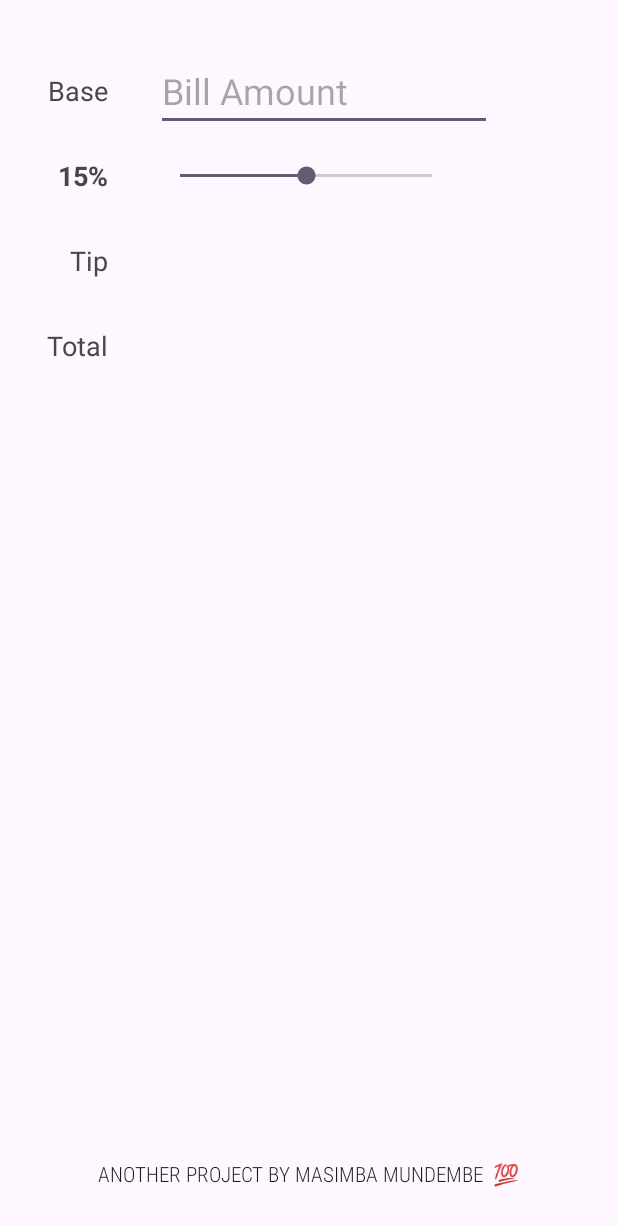
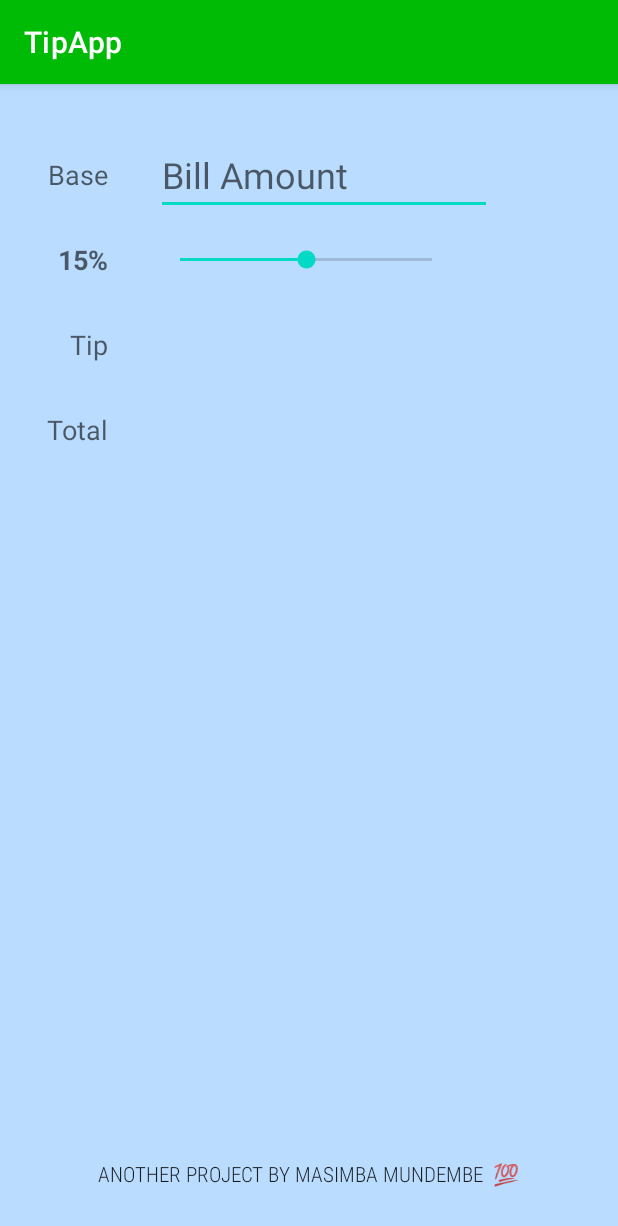
Before and after one commit to mundembe/Android-Tip-Calculator, an Android app: the screen it shows after launch (MainActivity), on a phone screen of 412 x 824 dp. Shown: the top 1226 px of the screen. Run offline under Robolectric (Android 15) with nearby library versions, the phone set to English and light mode, and no system bars.

Commit message:
Initial Styling

```diff
--- a/app/src/main/res/values/colors.xml
+++ b/app/src/main/res/values/colors.xml
@@ -2,4 +2,7 @@
 <resources>
     <color name="black">#FF000000</color>
     <color name="white">#FFFFFFFF</color>
+    <color name="primary_green">#00BB05</color>
+    <color name="darker_green">#2EFFA5</color>
+    <color name="background_green">#BADCFF</color>
 </resources>
--- a/app/src/main/res/values/themes.xml
+++ b/app/src/main/res/values/themes.xml
@@ -1,8 +1,12 @@
 <resources xmlns:tools="http://schemas.android.com/tools">
     <!-- Base application theme. -->
-    <style name="Base.Theme.TipApp" parent="Theme.Material3.DayNight.NoActionBar">
+    <style name="Base.Theme.TipApp" parent="Theme.MaterialComponents.DayNight.DarkActionBar">
         <!-- Customize your light theme here. -->
         <!-- <item name="colorPrimary">@color/my_light_primary</item> -->
+        <item name="colorPrimary">@color/primary_green</item>
+        <item name="colorPrimaryVariant">@color/darker_green</item>
+        <item name="android:colorBackground">@color/background_green</item>
+
     </style>
 
     <style name="Theme.TipApp" parent="Base.Theme.TipApp" />
--- a/gradle/libs.versions.toml
+++ b/gradle/libs.versions.toml
@@ -1,5 +1,5 @@
 [versions]
-agp = "8.8.2"
+agp = "8.9.1"
 kotlin = "1.9.24"
 coreKtx = "1.15.0"
 junit = "4.13.2"
```
Also changed, not shown: gradle/wrapper/gradle-wrapper.properties.
